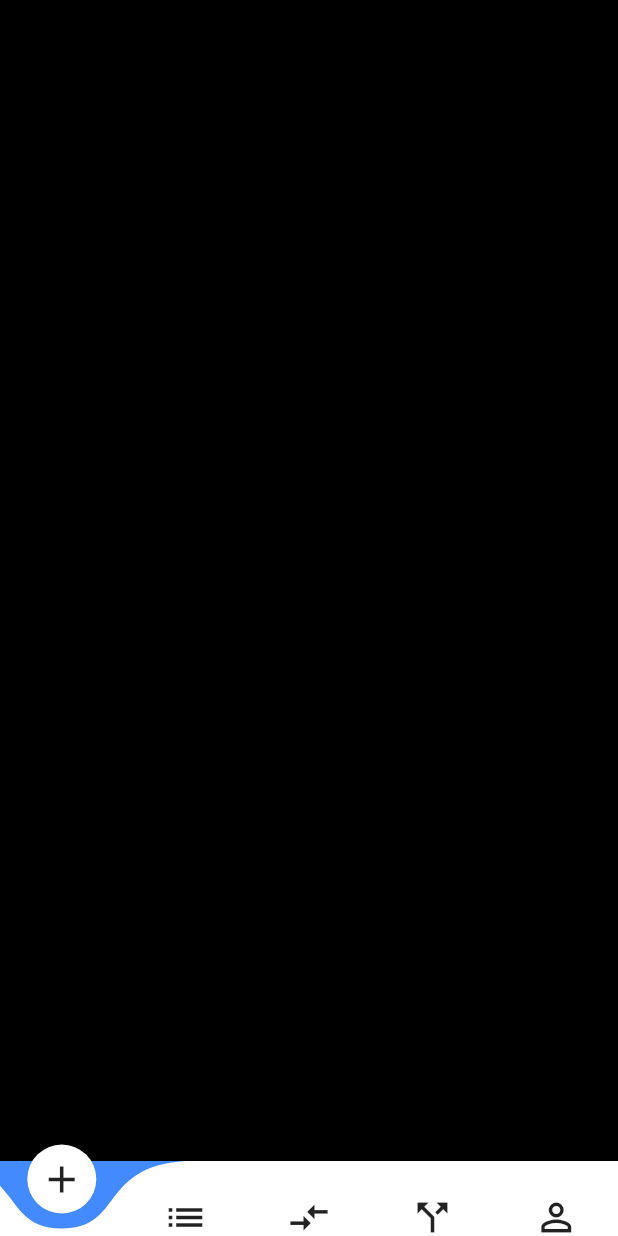
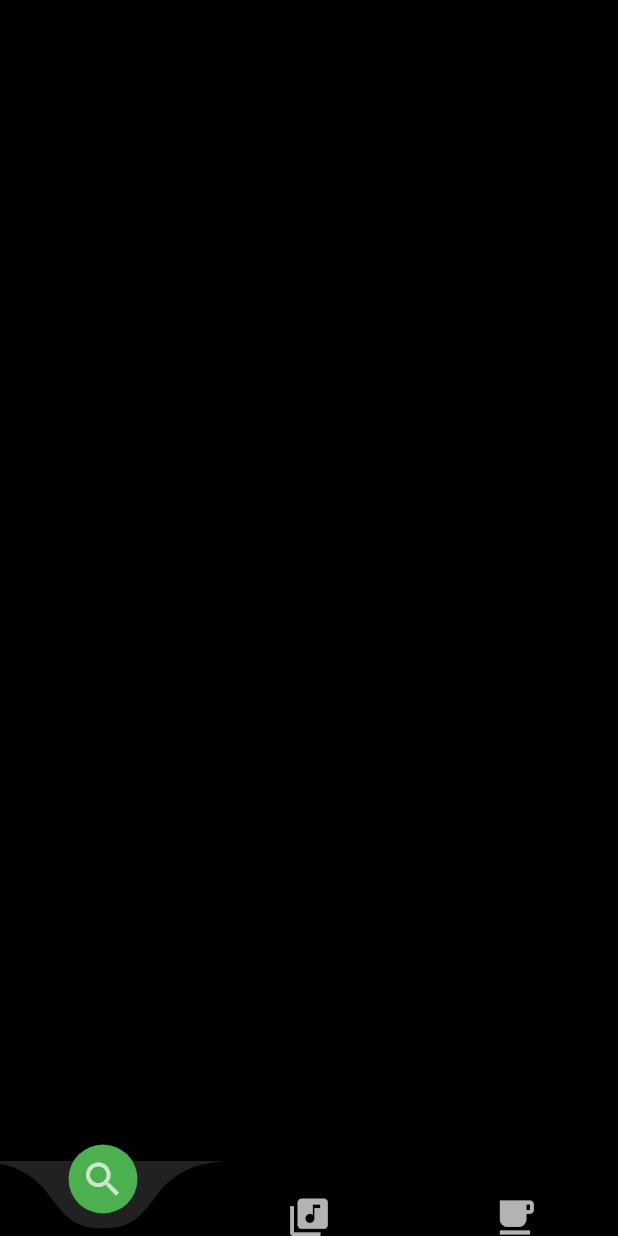
Before and after one commit to salemalem/curved_bottom_nav_bar1, a Flutter app: the screen it shows after launch, on a phone screen of 412 x 824 dp. Run offline on Flutter 3.47's test engine with Material 2 defaults, Android fonts, the phone set to English and light mode, and no system bars; drawn by our look-alikes of curved_navigation_bar.

Commit message:
UI changes

```diff
--- a/lib/main.dart
+++ b/lib/main.dart
@@ -1,7 +1,13 @@
 import 'package:flutter/material.dart';
+
+// for curved navigation bar
 import 'package:curved_navigation_bar/curved_navigation_bar.dart';
 
-void main() => runApp(MaterialApp(home: BottomNavBar()));
+void main() => runApp(
+    MaterialApp(
+      home: BottomNavBar(),
+    )
+);
 
 class BottomNavBar extends StatefulWidget {
   @override
@@ -20,24 +26,34 @@ class _BottomNavBarState extends State<BottomNavBar> {
         index: 0,
         height: 50.0,
         items: <Widget>[
-            Icon(Icons.add, size: 30),
-            Icon(Icons.list, size: 30),
-            Icon(Icons.compare_arrows, size: 30),
-            Icon(Icons.call_split, size: 30),
-            Icon(Icons.perm_identity, size: 30),
+          Icon(
+            Icons.search,
+            size: 30,
+            color: Colors.white70,
+          ),
+          Icon(
+            Icons.library_music,
+            size: 30,
+            color: Colors.white70,
+          ),
+          Icon(
+            Icons.free_breakfast,
+            size: 30,
+            color: Colors.white70,
+          )
         ],
-          color: Colors.white,
-          buttonBackgroundColor: Colors.white,
-          backgroundColor: Colors.blueAccent,
-          animationCurve: Curves.easeInOut,
-          animationDuration: Duration(milliseconds: 600),
+        color: Colors.black,
+        buttonBackgroundColor: Colors.green[500],
+        backgroundColor: Colors.grey[900],
+        animationCurve: Curves.easeOut,
+        animationDuration: Duration(milliseconds: 300),
         onTap: (index) {
           setState(() {
             _page = index;
           });
         },
       ),
-        body: bodyWidget(_page)
+      body: bodyWidget(_page),
     );
   }
 }
@@ -67,3 +83,15 @@ class Page2 extends StatelessWidget {
     );
   }
 }
+
+class HexColor extends Color {
+  static int _getColorFromHex(String hexColor) {
+    hexColor = hexColor.toUpperCase().replaceAll("#", "");
+    if (hexColor.length == 6) {
+      hexColor = "FF" + hexColor;
+    }
+    return int.parse(hexColor, radix: 16);
+  }
+
+  HexColor(final String hexColor) : super(_getColorFromHex(hexColor));
+}
--- a/pubspec.yaml
+++ b/pubspec.yaml
@@ -24,6 +24,7 @@ dependencies:
   # Use with the CupertinoIcons class for iOS style icons.
   cupertino_icons: ^0.1.2
 
+  # for curved navigation bar
   curved_navigation_bar: ^0.3.2
 
 dev_dependencies:
```
Lines whose indentation alone changed are shown as unchanged.
